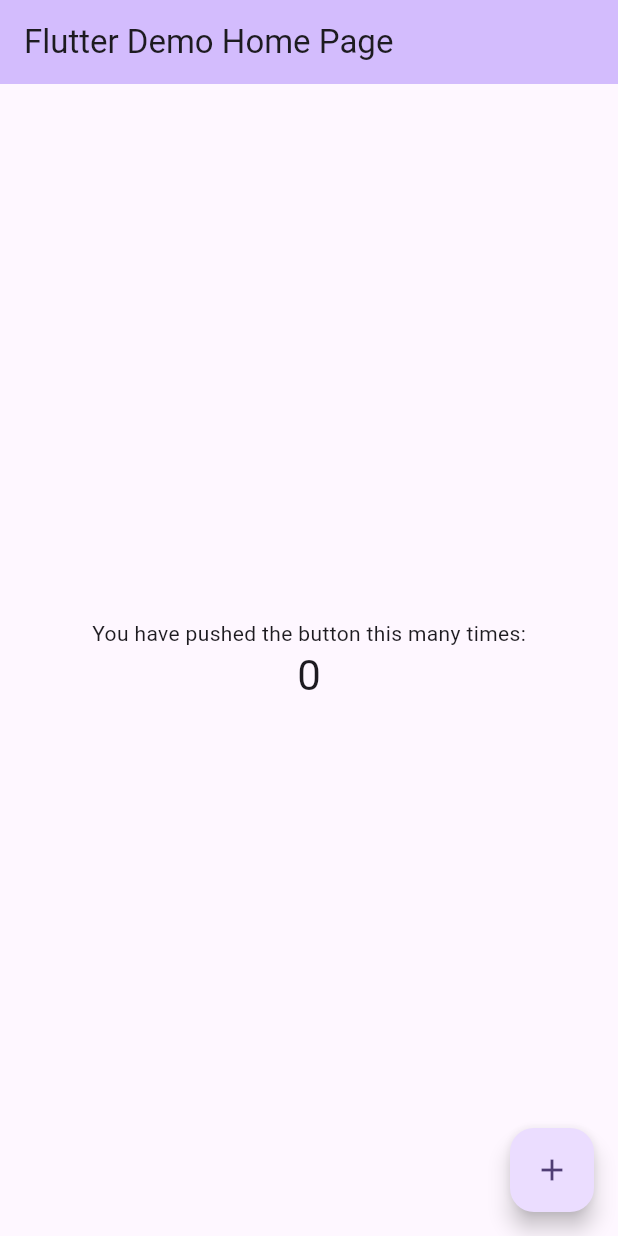
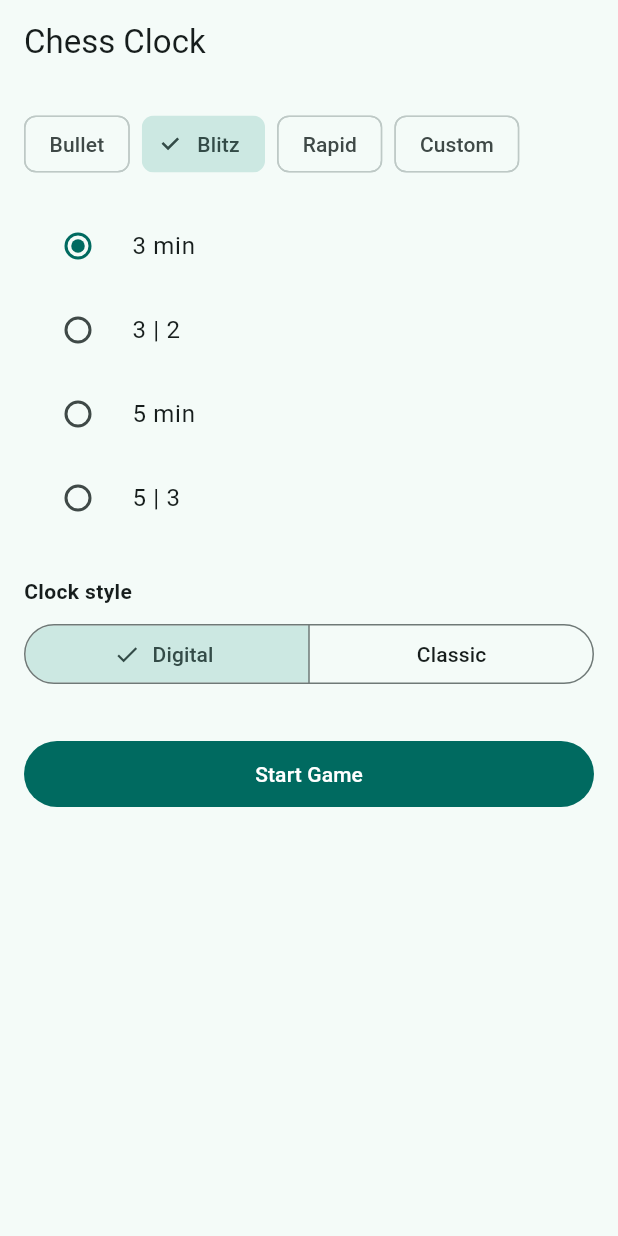
Before and after one commit to wilsmyth-del/chess-clock-android, a Flutter app: the screen it shows after launch, on a phone screen of 412 x 824 dp. Run offline on Flutter 3.47's test engine with Material 3 defaults, Android fonts, the phone set to English and light mode, and no system bars.

Commit message:
Add setup screen with presets and digital/classic toggle

```diff
--- a/lib/main.dart
+++ b/lib/main.dart
@@ -1,122 +1,19 @@
 import 'package:flutter/material.dart';
+import 'screens/setup_screen.dart';
 
 void main() {
-  runApp(const MyApp());
+  runApp(const ChessClockApp());
 }
 
-class MyApp extends StatelessWidget {
-  const MyApp({super.key});
+class ChessClockApp extends StatelessWidget {
+  const ChessClockApp({super.key});
 
-  // This widget is the root of your application.
   @override
   Widget build(BuildContext context) {
     return MaterialApp(
-      title: 'Flutter Demo',
-      theme: ThemeData(
-        // This is the theme of your application.
-        //
-        // TRY THIS: Try running your application with "flutter run". You'll see
-        // the application has a purple toolbar. Then, without quitting the app,
-        // try changing the seedColor in the colorScheme below to Colors.green
-        // and then invoke "hot reload" (save your changes or press the "hot
-        // reload" button in a Flutter-supported IDE, or press "r" if you used
-        // the command line to start the app).
-        //
-        // Notice that the counter didn't reset back to zero; the application
-        // state is not lost during the reload. To reset the state, use hot
-        // restart instead.
-        //
-        // This works for code too, not just values: Most code changes can be
-        // tested with just a hot reload.
-        colorScheme: .fromSeed(seedColor: Colors.deepPurple),
-      ),
-      home: const MyHomePage(title: 'Flutter Demo Home Page'),
+      title: 'Chess Clock',
+      theme: ThemeData(colorSchemeSeed: Colors.teal, useMaterial3: true),
+      home: const SetupScreen(),
     );
   }
 }
-
-class MyHomePage extends StatefulWidget {
-  const MyHomePage({super.key, required this.title});
-
-  // This widget is the home page of your application. It is stateful, meaning
-  // that it has a State object (defined below) that contains fields that affect
-  // how it looks.
-
-  // This class is the configuration for the state. It holds the values (in this
-  // case the title) provided by the parent (in this case the App widget) and
-  // used by the build method of the State. Fields in a Widget subclass are
-  // always marked "final".
-
-  final String title;
-
-  @override
-  State<MyHomePage> createState() => _MyHomePageState();
-}
-
-class _MyHomePageState extends State<MyHomePage> {
-  int _counter = 0;
-
-  void _incrementCounter() {
-    setState(() {
-      // This call to setState tells the Flutter framework that something has
-      // changed in this State, which causes it to rerun the build method below
-      // so that the display can reflect the updated values. If we changed
-      // _counter without calling setState(), then the build method would not be
-      // called again, and so nothing would appear to happen.
-      _counter++;
-    });
-  }
-
-  @override
-  Widget build(BuildContext context) {
-    // This method is rerun every time setState is called, for instance as done
-    // by the _incrementCounter method above.
-    //
-    // The Flutter framework has been optimized to make rerunning build methods
-    // fast, so that you can just rebuild anything that needs updating rather
-    // than having to individually change instances of widgets.
-    return Scaffold(
-      appBar: AppBar(
-        // TRY THIS: Try changing the color here to a specific color (to
-        // Colors.amber, perhaps?) and trigger a hot reload to see the AppBar
-        // change color while the other colors stay the same.
-        backgroundColor: Theme.of(context).colorScheme.inversePrimary,
-        // Here we take the value from the MyHomePage object that was created by
-        // the App.build method, and use it to set our appbar title.
-        title: Text(widget.title),
-      ),
-      body: Center(
-        // Center is a layout widget. It takes a single child and positions it
-        // in the middle of the parent.
-        child: Column(
-          // Column is also a layout widget. It takes a list of children and
-          // arranges them vertically. By default, it sizes itself to fit its
-          // children horizontally, and tries to be as tall as its parent.
-          //
-          // Column has various properties to control how it sizes itself and
-          // how it positions its children. Here we use mainAxisAlignment to
-          // center the children vertically; the main axis here is the vertical
-          // axis because Columns are vertical (the cross axis would be
-          // horizontal).
-          //
-          // TRY THIS: Invoke "debug painting" (choose the "Toggle Debug Paint"
-          // action in the IDE, or press "p" in the console), to see the
-          // wireframe for each widget.
-          mainAxisAlignment: .center,
-          children: [
-            const Text('You have pushed the button this many times:'),
-            Text(
-              '$_counter',
-              style: Theme.of(context).textTheme.headlineMedium,
-            ),
-          ],
-        ),
-      ),
-      floatingActionButton: FloatingActionButton(
-        onPressed: _incrementCounter,
-        tooltip: 'Increment',
-        child: const Icon(Icons.add),
-      ),
-    );
-  }
-}
--- /dev/null
+++ b/lib/models/time_control.dart
@@ -0,0 +1,29 @@
+class TimeControlOption {
+  final String label;
+  final Duration time;
+  final int incrementSeconds;
+
+  const TimeControlOption({
+    required this.label,
+    required this.time,
+    this.incrementSeconds = 0,
+  });
+}
+
+const Map<String, List<TimeControlOption>> kPresetGroups = {
+  'Bullet': [
+    TimeControlOption(label: '1 min', time: Duration(minutes: 1)),
+    TimeControlOption(label: '2 | 1', time: Duration(minutes: 2), incrementSeconds: 1),
+  ],
+  'Blitz': [
+    TimeControlOption(label: '3 min', time: Duration(minutes: 3)),
+    TimeControlOption(label: '3 | 2', time: Duration(minutes: 3), incrementSeconds: 2),
+    TimeControlOption(label: '5 min', time: Duration(minutes: 5)),
+    TimeControlOption(label: '5 | 3', time: Duration(minutes: 5), incrementSeconds: 3),
+  ],
+  'Rapid': [
+    TimeControlOption(label: '10 min', time: Duration(minutes: 10)),
+    TimeControlOption(label: '15 | 10', time: Duration(minutes: 15), incrementSeconds: 10),
+    TimeControlOption(label: '30 min', time: Duration(minutes: 30)),
+  ],
+};
--- /dev/null
+++ b/lib/screens/setup_screen.dart
@@ -0,0 +1,136 @@
+import 'package:flutter/material.dart';
+import '../models/chess_clock_model.dart';
+import '../models/time_control.dart';
+
+enum ClockDisplayMode { digital, classic }
+
+class SetupScreen extends StatefulWidget {
+  const SetupScreen({super.key});
+
+  @override
+  State<SetupScreen> createState() => _SetupScreenState();
+}
+
+class _SetupScreenState extends State<SetupScreen> {
+  String _category = 'Blitz';
+  TimeControlOption? _selected = kPresetGroups['Blitz']!.first;
+  ClockDisplayMode _mode = ClockDisplayMode.digital;
+
+  final _customMinutes = TextEditingController(text: '10');
+  final _customIncrement = TextEditingController(text: '0');
+
+  bool get _isCustom => _category == 'Custom';
+
+  @override
+  void dispose() {
+    _customMinutes.dispose();
+    _customIncrement.dispose();
+    super.dispose();
+  }
+
+  void _start() {
+    final Duration time;
+    final int increment;
+
+    if (_isCustom) {
+      final minutes = int.tryParse(_customMinutes.text) ?? 10;
+      increment = int.tryParse(_customIncrement.text) ?? 0;
+      time = Duration(minutes: minutes);
+    } else {
+      time = _selected!.time;
+      increment = _selected!.incrementSeconds;
+    }
+
+    final model = ChessClockModel(initialTime: time, incrementSeconds: increment);
+
+    // TEMPORARY: segment 3/4 will replace this with the real clock screens.
+    Navigator.of(context).push(MaterialPageRoute(
+      builder: (_) => _DebugPreviewScreen(model: model, mode: _mode),
+    ));
+  }
+
+  @override
+  Widget build(BuildContext context) {
+    return Scaffold(
+      appBar: AppBar(title: const Text('Chess Clock')),
+      body: ListView(
+        padding: const EdgeInsets.all(16),
+        children: [
+          Wrap(
+            spacing: 8,
+            children: [...kPresetGroups.keys, 'Custom'].map((cat) {
+              return ChoiceChip(
+                label: Text(cat),
+                selected: _category == cat,
+                onSelected: (_) => setState(() {
+                  _category = cat;
+                  if (!_isCustom) _selected = kPresetGroups[cat]!.first;
+                }),
+              );
+            }).toList(),
+          ),
+          const SizedBox(height: 16),
+          if (_isCustom) ...[
+            TextField(
+              controller: _customMinutes,
+              keyboardType: TextInputType.number,
+              decoration: const InputDecoration(labelText: 'Minutes per side'),
+            ),
+            const SizedBox(height: 8),
+            TextField(
+              controller: _customIncrement,
+              keyboardType: TextInputType.number,
+              decoration: const InputDecoration(labelText: 'Increment (seconds)'),
+            ),
+          ] else
+            ...kPresetGroups[_category]!.map((opt) => RadioListTile<TimeControlOption>(
+                  title: Text(opt.label),
+                  value: opt,
+                  groupValue: _selected,
+                  onChanged: (v) => setState(() => _selected = v),
+                )),
+          const SizedBox(height: 24),
+          const Text('Clock style', style: TextStyle(fontWeight: FontWeight.bold)),
+          const SizedBox(height: 8),
+          SegmentedButton<ClockDisplayMode>(
+            segments: const [
+              ButtonSegment(value: ClockDisplayMode.digital, label: Text('Digital')),
+              ButtonSegment(value: ClockDisplayMode.classic, label: Text('Classic')),
+            ],
+            selected: {_mode},
+            onSelectionChanged: (s) => setState(() => _mode = s.first),
+          ),
+          const SizedBox(height: 32),
+          FilledButton(
+            onPressed: _start,
+            child: const Padding(
+              padding: EdgeInsets.symmetric(vertical: 12),
+              child: Text('Start Game'),
+            ),
+          ),
+        ],
+      ),
+    );
+  }
+}
+
+class _DebugPreviewScreen extends StatelessWidget {
+  final ChessClockModel model;
+  final ClockDisplayMode mode;
+  const _DebugPreviewScreen({required this.model, required this.mode});
+
+  @override
+  Widget build(BuildContext context) {
+    return Scaffold(
+      appBar: AppBar(title: const Text('Preview (temporary)')),
+      body: Center(
+        child: Text(
+          '${mode.name} mode\n'
+          '${model.initialTime.inMinutes} min + ${model.incrementSeconds}s increment',
+          textAlign: TextAlign.center,
+          style: Theme.of(context).textTheme.headlineSmall,
+        ),
+      ),
+    );
+  }
+}
```
